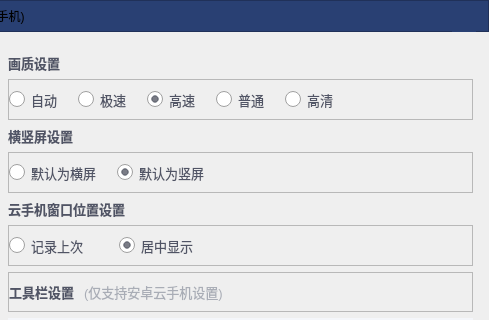
Qt form systemsettingwidget.ui (ZhouMei20220810/TEST) before a commit; both pictures show x 151 to 640 and y 0 to 320 of the 640 by 556 pixel window.
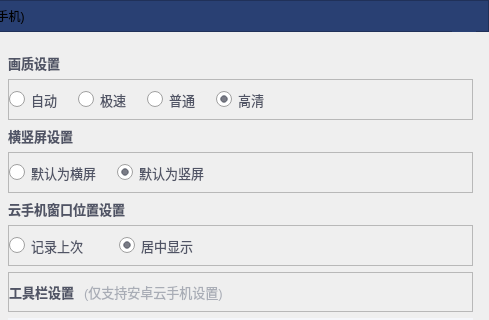
The same form after that commit. The open tabs and pages were chosen to show the change. Icons and pictures are not drawn. Custom widgets are drawn as their Qt base class.

The edit to the form file:
```diff
--- a/systemsettingwidget.ui
+++ b/systemsettingwidget.ui
@@ -1865,19 +1865,6 @@
                 </property>
                </widget>
               </item>
-              <item>
-               <widget class="QRadioButton" name="radioButton_7">
-                <property name="cursor">
-                 <cursorShape>PointingHandCursor</cursorShape>
-                </property>
-                <property name="text">
-                 <string>高速</string>
-                </property>
-                <property name="checked">
-                 <bool>true</bool>
-                </property>
-               </widget>
-              </item>
               <item>
                <widget class="QRadioButton" name="radioButton_8">
                 <property name="cursor">
@@ -1896,6 +1883,9 @@
                 <property name="text">
                  <string>高清</string>
                 </property>
+                <property name="checked">
+                 <bool>true</bool>
+                </property>
                </widget>
               </item>
               <item>
```
Left out of the diff: 2 changed lines with no effect on the pictures.
